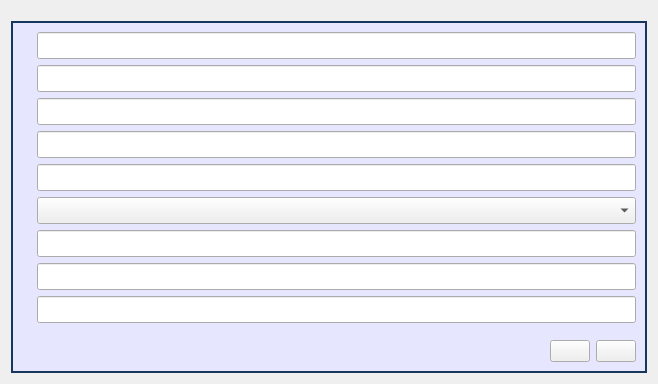
Above: Meter/report.ui from cagavriloaie/WFlowLab before the change. Below: the same form after it.
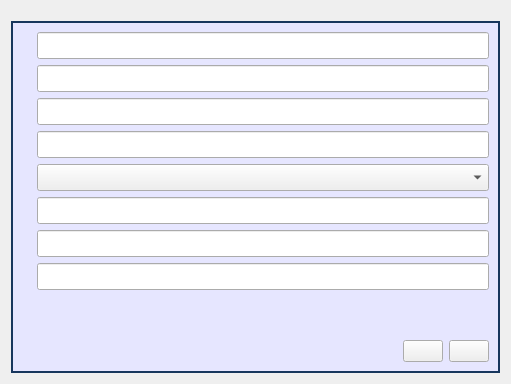
That is the form after the change. Icons and pictures are not drawn.

```diff
--- a/Meter/report.ui
+++ b/Meter/report.ui
@@ -6,7 +6,7 @@
    <rect>
     <x>0</x>
     <y>0</y>
-    <width>658</width>
+    <width>511</width>
     <height>384</height>
    </rect>
   </property>
@@ -120,27 +120,6 @@
        <layout class="QVBoxLayout" name="verticalLayout">
         <item>
          <layout class="QGridLayout" name="gridLayout">
-          <item row="0" column="0">
-           <widget class="QLabel" name="lbBuletinNumber">
-            <property name="text">
-             <string/>
-            </property>
-           </widget>
-          </item>
-          <item row="3" column="0">
-           <widget class="QLabel" name="lbNmlNtm">
-            <property name="text">
-             <string/>
-            </property>
-           </widget>
-          </item>
-          <item row="8" column="0">
-           <widget class="QLabel" name="lbCost">
-            <property name="text">
-             <string/>
-            </property>
-           </widget>
-          </item>
           <item row="6" column="0">
            <widget class="QLabel" name="lbChecker">
             <property name="text">
@@ -148,57 +127,65 @@
             </property>
            </widget>
           </item>
-          <item row="5" column="1">
-           <widget class="QComboBox" name="cbValability">
-            <property name="font">
-             <font>
-              <family>Segoe UI</family>
-              <pointsize>12</pointsize>
-             </font>
-            </property>
-           </widget>
-          </item>
-          <item row="8" column="1">
-           <widget class="QLineEdit" name="leCostRon">
-            <property name="font">
-             <font>
-              <pointsize>12</pointsize>
-             </font>
-            </property>
-           </widget>
-          </item>
           <item row="4" column="0">
-           <widget class="QLabel" name="lbEtaloane">
-            <property name="text">
-             <string/>
-            </property>
-           </widget>
-          </item>
-          <item row="1" column="0">
-           <widget class="QLabel" name="lbMijlocMasurare">
-            <property name="text">
-             <string/>
-            </property>
-           </widget>
-          </item>
-          <item row="2" column="1">
-           <widget class="QLineEdit" name="leLtCode">
-            <property name="font">
-             <font>
-              <pointsize>12</pointsize>
-             </font>
-            </property>
-           </widget>
-          </item>
-          <item row="5" column="0">
            <widget class="QLabel" name="lbValabilitate">
             <property name="text">
              <string/>
             </property>
            </widget>
           </item>
-          <item row="1" column="1">
-           <widget class="QLineEdit" name="leMeansOfMeasurement">
+          <item row="2" column="1">
+           <widget class="QLineEdit" name="leCodulLt">
+            <property name="font">
+             <font>
+              <pointsize>12</pointsize>
+             </font>
+            </property>
+           </widget>
+          </item>
+          <item row="6" column="1">
+           <widget class="QLineEdit" name="leVerificatorMetrolog">
+            <property name="font">
+             <font>
+              <pointsize>12</pointsize>
+             </font>
+            </property>
+           </widget>
+          </item>
+          <item row="3" column="0">
+           <widget class="QLabel" name="lbNormative">
+            <property name="text">
+             <string/>
+            </property>
+           </widget>
+          </item>
+          <item row="0" column="0">
+           <widget class="QLabel" name="lbNumarInregistrare">
+            <property name="text">
+             <string/>
+            </property>
+           </widget>
+          </item>
+          <item row="7" column="1">
+           <widget class="QLineEdit" name="leConducatorLaborator">
+            <property name="font">
+             <font>
+              <pointsize>12</pointsize>
+             </font>
+            </property>
+           </widget>
+          </item>
+          <item row="0" column="1">
+           <widget class="QLineEdit" name="leNumarInregistrare">
+            <property name="font">
+             <font>
+              <pointsize>12</pointsize>
+             </font>
+            </property>
+           </widget>
+          </item>
+          <item row="5" column="1">
+           <widget class="QLineEdit" name="leCost">
             <property name="font">
              <font>
               <pointsize>12</pointsize>
@@ -214,25 +201,17 @@
            </widget>
           </item>
           <item row="4" column="1">
-           <widget class="QLineEdit" name="leUsedSerie">
+           <widget class="QComboBox" name="cbValabilitate">
             <property name="font">
              <font>
+              <family>Segoe UI</family>
               <pointsize>12</pointsize>
              </font>
             </property>
            </widget>
           </item>
           <item row="3" column="1">
-           <widget class="QLineEdit" name="leNmlNtmNorms">
-            <property name="font">
-             <font>
-              <pointsize>12</pointsize>
-             </font>
-            </property>
-           </widget>
-          </item>
-          <item row="0" column="1">
-           <widget class="QLineEdit" name="leBuletinNumber">
+           <widget class="QLineEdit" name="leNormative">
             <property name="font">
              <font>
               <pointsize>12</pointsize>
@@ -247,17 +226,22 @@
             </property>
            </widget>
           </item>
-          <item row="6" column="1">
-           <widget class="QLineEdit" name="leChecker">
-            <property name="font">
-             <font>
-              <pointsize>12</pointsize>
-             </font>
+          <item row="5" column="0">
+           <widget class="QLabel" name="lbCost">
+            <property name="text">
+             <string/>
             </property>
            </widget>
           </item>
-          <item row="7" column="1">
-           <widget class="QLineEdit" name="leTehnicalSuperviser">
+          <item row="1" column="0">
+           <widget class="QLabel" name="lbDetinator">
+            <property name="text">
+             <string/>
+            </property>
+           </widget>
+          </item>
+          <item row="1" column="1">
+           <widget class="QLineEdit" name="leDetinator">
             <property name="font">
              <font>
               <pointsize>12</pointsize>
```
Left out of the diff: 25 changed lines with no effect on the pictures.
